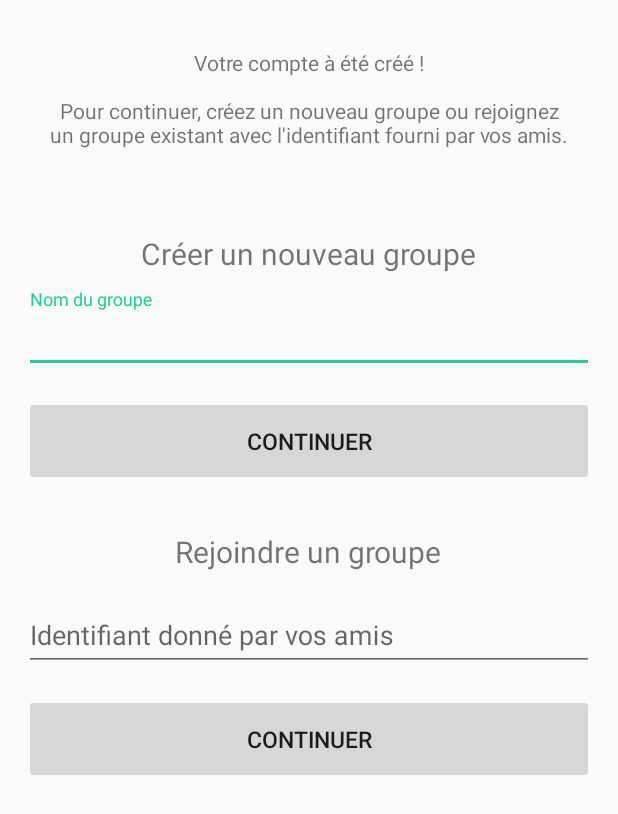
After one commit to DavidDelem/we-split, an Android app: the ChoixGroupeActivity screen opened directly, with no data from a screen before it, on a phone screen of 412 x 824 dp. The commit adds this screen. Shown: the top 814 px of the screen. Run offline under Robolectric (Android 15) with nearby library versions, the phone set to English and light mode, and no system bars; our stand-ins replace Firebase (no records; nobody signed in at launch, a user with empty details on screens opened directly).

Commit message:
écran rejoindre groupe

```diff
--- a/app/build.gradle
+++ b/app/build.gradle
@@ -29,6 +29,7 @@ dependencies {
     androidTestImplementation 'com.android.support.test.espresso:espresso-core:3.0.1'
     compile 'com.google.firebase:firebase-core:11.8.0'
     compile 'com.google.firebase:firebase-auth:11.8.0'
+    compile 'com.google.firebase:firebase-database:11.8.0'
     compile 'com.android.support:support-v4:26.1.0'
 }
 
@@ -39,4 +40,5 @@ dependencies {
 
 
 
+
 apply plugin: 'com.google.gms.google-services'
--- a/app/src/main/AndroidManifest.xml
+++ b/app/src/main/AndroidManifest.xml
@@ -18,14 +18,14 @@
         <activity android:name=".MainActivity">
             <intent-filter>
                 <action android:name="android.intent.action.MAIN" />
+
                 <category android:name="android.intent.category.LAUNCHER" />
             </intent-filter>
         </activity>
-        <activity android:name=".SignupActivity">
-        </activity>
+        <activity android:name=".SignupActivity"></activity>
         <activity android:name=".ResetPasswordActivity" />
-        <activity android:name=".LoginActivity">
-        </activity>
+        <activity android:name=".LoginActivity"></activity>
+        <activity android:name=".ChoixGroupeActivity"></activity>
     </application>
 
 </manifest>
--- /dev/null
+++ b/app/src/main/java/com/uqac/wesplit/ChoixGroupeActivity.java
@@ -0,0 +1,52 @@
+package com.uqac.wesplit;
+
+import android.content.Intent;
+import android.support.v7.app.AppCompatActivity;
+import android.os.Bundle;
+import android.view.View;
+import android.widget.Button;
+import android.widget.EditText;
+import android.widget.ProgressBar;
+
+import com.google.firebase.auth.FirebaseAuth;
+
+public class ChoixGroupeActivity extends AppCompatActivity {
+
+    private EditText inputNouveau, inputRejoindre;
+    private FirebaseAuth auth;
+    private ProgressBar progressBar;
+    private Button btnNouveau, btnRejoindre;
+
+    @Override
+    protected void onCreate(Bundle savedInstanceState) {
+        super.onCreate(savedInstanceState);
+        setContentView(R.layout.activity_choix_groupe);
+
+        inputNouveau = (EditText) findViewById(R.id.nouveaugroupe);
+        inputRejoindre = (EditText) findViewById(R.id.rejoindregroupe);
+        progressBar = (ProgressBar) findViewById(R.id.progressBar);
+        btnNouveau = (Button) findViewById(R.id.btn_nouveaugroupe);
+        btnRejoindre = (Button) findViewById(R.id.btn_rejoindregroupe);
+
+        auth = FirebaseAuth.getInstance();
+
+        btnNouveau.setOnClickListener(new View.OnClickListener() {
+            @Override
+            public void onClick(View v) {
+                // créer le nouveau groupe avec un nom et un id généré
+                // mettre cet id dans le joueur
+                // rediriger vers un paneau qui indique l'identifiant à transmettre aux amis pour qu'ils rejoignent le groupe
+                startActivity(new Intent(ChoixGroupeActivity.this, MainActivity.class));
+            }
+        });
+
+        btnRejoindre.setOnClickListener(new View.OnClickListener() {
+            @Override
+            public void onClick(View v) {
+                // vérifier que l'id existe
+                // mettre cet id dans le joueur
+                startActivity(new Intent(ChoixGroupeActivity.this, MainActivity.class));
+            }
+        });
+    }
+}
--- a/app/src/main/java/com/uqac/wesplit/LoginActivity.java
+++ b/app/src/main/java/com/uqac/wesplit/LoginActivity.java
@@ -42,7 +42,7 @@ public class LoginActivity extends AppCompatActivity {
         auth = FirebaseAuth.getInstance();
 
         if (auth.getCurrentUser() != null) {
-            startActivity(new Intent(LoginActivity.this, MainActivity.class));
+            startActivity(new Intent(LoginActivity.this, ChoixGroupeActivity.class));
             finish();
         }
 
@@ -105,7 +105,7 @@ public class LoginActivity extends AppCompatActivity {
                                         Toast.makeText(LoginActivity.this, getString(R.string.auth_failed), Toast.LENGTH_LONG).show();
                                     }
                                 } else {
-                                    Intent intent = new Intent(LoginActivity.this, MainActivity.class);
+                                    Intent intent = new Intent(LoginActivity.this, ChoixGroupeActivity.class);
                                     startActivity(intent);
                                     finish();
                                 }
--- a/app/src/main/java/com/uqac/wesplit/SignupActivity.java
+++ b/app/src/main/java/com/uqac/wesplit/SignupActivity.java
@@ -15,6 +15,8 @@ import com.google.android.gms.tasks.OnCompleteListener;
 import com.google.android.gms.tasks.Task;
 import com.google.firebase.auth.AuthResult;
 import com.google.firebase.auth.FirebaseAuth;
+import com.google.firebase.database.DatabaseReference;
+import com.google.firebase.database.FirebaseDatabase;
 
 public class SignupActivity extends AppCompatActivity {
 
@@ -22,6 +24,7 @@ public class SignupActivity extends AppCompatActivity {
     private Button btnSignIn, btnSignUp, btnResetPassword;
     private ProgressBar progressBar;
     private FirebaseAuth auth;
+    private DatabaseReference databaseReference;
 
     @Override
     protected void onCreate(Bundle savedInstanceState) {
@@ -38,6 +41,7 @@ public class SignupActivity extends AppCompatActivity {
 
         //Get Firebase auth instance
         auth = FirebaseAuth.getInstance();
+        databaseReference = FirebaseDatabase.getInstance().getReference();
 
         btnSignIn = (Button) findViewById(R.id.sign_in_button);
         btnSignUp = (Button) findViewById(R.id.sign_up_button);
@@ -97,7 +101,9 @@ public class SignupActivity extends AppCompatActivity {
                                     Toast.makeText(SignupActivity.this, "Authentication failed." + task.getException(),
                                             Toast.LENGTH_SHORT).show();
                                 } else {
-                                    startActivity(new Intent(SignupActivity.this, MainActivity.class));
+                                    databaseReference.child("users").child(auth.getCurrentUser().getUid()).child("groupe").setValue("");
+                                    // rediriger vers l'activité choix groupe
+                                    startActivity(new Intent(SignupActivity.this, ChoixGroupeActivity.class));
                                     finish();
                                 }
                             }
--- /dev/null
+++ b/app/src/main/res/layout/activity_choix_groupe.xml
@@ -0,0 +1,89 @@
+<?xml version="1.0" encoding="utf-8"?>
+<android.support.design.widget.CoordinatorLayout xmlns:android="http://schemas.android.com/apk/res/android"
+    xmlns:app="http://schemas.android.com/apk/res-auto"
+    xmlns:tools="http://schemas.android.com/tools"
+    android:layout_width="match_parent"
+    android:layout_height="wrap_content"
+    android:fitsSystemWindows="true"
+    tools:context="com.uqac.wesplit.ChoixGroupeActivity">
+
+    <LinearLayout
+        android:layout_width="fill_parent"
+        android:layout_height="wrap_content"
+        android:gravity="center"
+        android:orientation="vertical"
+        android:padding="@dimen/activity_horizontal_margin">
+        <TextView
+            android:layout_width="wrap_content"
+            android:layout_height="wrap_content"
+            android:layout_marginBottom="10dp"
+            android:gravity="center_horizontal"
+            android:padding="@dimen/activity_horizontal_margin"
+            android:text="@string/choix_groupe_bienvenue"
+            android:textSize="14dp" />
+
+        <TextView
+            android:layout_marginTop="20dp"
+            android:layout_width="wrap_content"
+            android:layout_height="wrap_content"
+            android:layout_gravity="center_horizontal"
+            android:padding="10dp"
+            android:text="@string/choix_groupe_nouveau"
+            android:textSize="20dp" />
+
+        <android.support.design.widget.TextInputLayout
+            android:layout_width="match_parent"
+            android:layout_height="wrap_content">
+
+            <EditText
+                android:id="@+id/nouveaugroupe"
+                android:layout_width="fill_parent"
+                android:layout_height="wrap_content"
+                android:layout_marginBottom="10dp"
+                android:hint="Nom du groupe"
+                android:inputType="text" />
+        </android.support.design.widget.TextInputLayout>
+
+        <Button
+            android:id="@+id/btn_nouveaugroupe"
+            android:layout_width="fill_parent"
+            android:layout_marginTop="5dip"
+            android:layout_height="60dip"
+            android:text="Continuer"
+            android:textSize="15dp"
+            android:stateListAnimator="@null"/>
+
+        <TextView
+            android:layout_marginTop="20dp"
+            android:layout_width="wrap_content"
+            android:layout_height="wrap_content"
+            android:layout_gravity="center_horizontal"
+            android:padding="10dp"
+            android:text="@string/choix_groupe_rejoindre"
+            android:textSize="20dp" />
+
+        <android.support.design.widget.TextInputLayout
+            android:layout_width="match_parent"
+            android:layout_height="wrap_content">
+
+            <EditText
+                android:id="@+id/rejoindregroupe"
+                android:layout_width="fill_parent"
+                android:layout_height="wrap_content"
+                android:layout_marginBottom="10dp"
+                android:hint="Identifiant donné par vos amis"
+                android:inputType="text" />
+        </android.support.design.widget.TextInputLayout>
+
+        <Button
+            android:id="@+id/btn_rejoindregroupe"
+            android:layout_width="fill_parent"
+            android:layout_marginTop="5dip"
+            android:layout_height="60dip"
+            android:text="Continuer"
+            android:textSize="15dp"
+            android:stateListAnimator="@null"/>
+
+    </LinearLayout>
+
+</android.support.design.widget.CoordinatorLayout>
--- a/app/src/main/res/layout/activity_login.xml
+++ b/app/src/main/res/layout/activity_login.xml
@@ -14,7 +14,7 @@
         android:gravity="center"
         android:orientation="vertical"
         android:layout_height="140dp"
-        android:background="@color/bgGrey">
+        android:background="@color/colorPrimary">
 
         <ImageView
             android:layout_width="217dp"
--- a/app/src/main/res/layout/activity_reset_password.xml
+++ b/app/src/main/res/layout/activity_reset_password.xml
@@ -14,7 +14,7 @@
         android:gravity="center"
         android:orientation="vertical"
         android:layout_height="140dp"
-        android:background="@color/bgGrey">
+        android:background="@color/colorPrimary">
 
         <ImageView
             android:layout_width="217dp"
--- a/app/src/main/res/layout/activity_signup.xml
+++ b/app/src/main/res/layout/activity_signup.xml
@@ -14,7 +14,7 @@ tools:context="com.uqac.wesplit.SignupActivity">
         android:gravity="center"
         android:orientation="vertical"
         android:layout_height="140dp"
-        android:background="@color/bgGrey">
+        android:background="@color/colorPrimary">
 
         <ImageView
             android:layout_width="217dp"
--- a/app/src/main/res/values/strings.xml
+++ b/app/src/main/res/values/strings.xml
@@ -29,6 +29,9 @@
     <string name="btn_sign_out">Déconnexion</string>
     <string name="lbl_forgot_password">Réinitialisation du mot de passe</string>
     <string name="forgot_password_msg">Indiquez votre adresse email et vous recevrez un mail avec les instruction supplémentaires.</string>
+    <string name="choix_groupe_bienvenue">Votre compte à été créé !\n\nPour continuer, créez un nouveau groupe ou rejoignez un groupe existant avec l'identifiant fourni par vos amis.</string>
+    <string name="choix_groupe_nouveau">Créer un nouveau groupe</string>
+    <string name="choix_groupe_rejoindre">Rejoindre un groupe</string>
 
     <!-- TODO: Remove or change this placeholder text -->
     <string name="hello_blank_fragment">Hello blank fragment</string>
```
